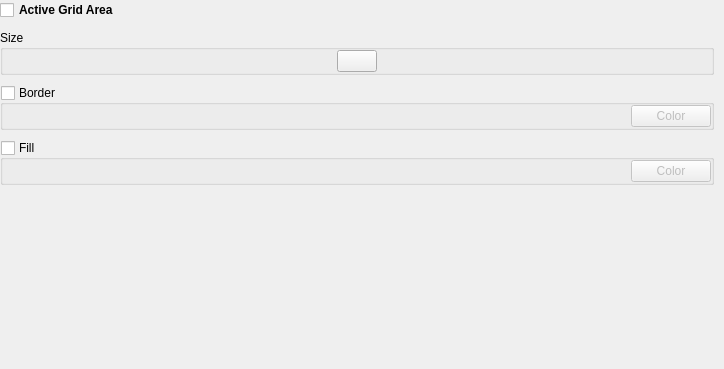
This is src/airunner/widgets/active_grid_settings/templates/active_grid_settings.ui in Capsize-Games/airunner as Qt 5 draws it before an edit. The edited form follows.
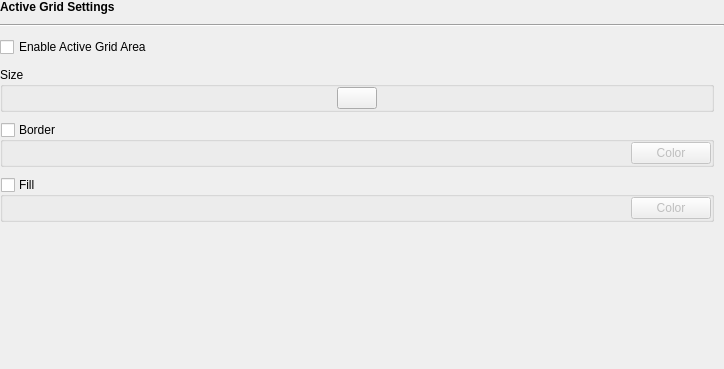
This is the edited form. Icons and pictures are not drawn. Custom widgets are drawn as their Qt base class.

Commit message: add missing horizontal lines and make header label bold for each settings widget

The edit to the form file:
```diff
--- a/src/airunner/widgets/active_grid_settings/templates/active_grid_settings.ui
+++ b/src/airunner/widgets/active_grid_settings/templates/active_grid_settings.ui
@@ -32,7 +32,7 @@
    <property name="verticalSpacing">
     <number>10</number>
    </property>
-   <item row="1" column="0">
+   <item row="3" column="0">
     <widget class="QScrollArea" name="scrollArea">
      <property name="frameShape">
       <enum>QFrame::Shape::NoFrame</enum>
@@ -49,7 +49,7 @@
         <x>0</x>
         <y>0</y>
         <width>724</width>
-        <height>336</height>
+        <height>296</height>
        </rect>
       </property>
       <layout class="QGridLayout" name="gridLayout_3">
@@ -426,14 +426,33 @@
     </widget>
    </item>
    <item row="0" column="0">
-    <widget class="QCheckBox" name="active_grid_area_checkbox">
+    <widget class="QLabel" name="label">
      <property name="font">
       <font>
        <bold>true</bold>
       </font>
      </property>
      <property name="text">
-      <string>Active Grid Area</string>
+      <string>Active Grid Settings</string>
+     </property>
+    </widget>
+   </item>
+   <item row="2" column="0">
+    <widget class="QCheckBox" name="active_grid_area_checkbox">
+     <property name="font">
+      <font>
+       <bold>false</bold>
+      </font>
+     </property>
+     <property name="text">
+      <string>Enable Active Grid Area</string>
+     </property>
+    </widget>
+   </item>
+   <item row="1" column="0">
+    <widget class="Line" name="line">
+     <property name="orientation">
+      <enum>Qt::Orientation::Horizontal</enum>
      </property>
     </widget>
    </item>
```
The commit also changes 11 other files.
